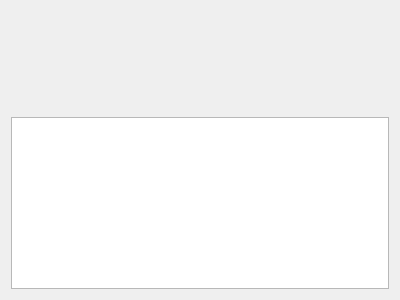
realth000/MPax, file src/gui/aboutdialog.ui: the form before one commit.
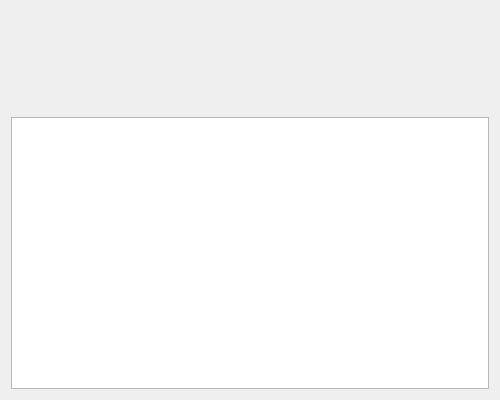
The form after the commit.

```diff
--- a/src/gui/aboutdialog.ui
+++ b/src/gui/aboutdialog.ui
@@ -6,8 +6,8 @@
    <rect>
     <x>0</x>
     <y>0</y>
-    <width>400</width>
-    <height>300</height>
+    <width>500</width>
+    <height>400</height>
    </rect>
   </property>
   <property name="windowTitle">
```
